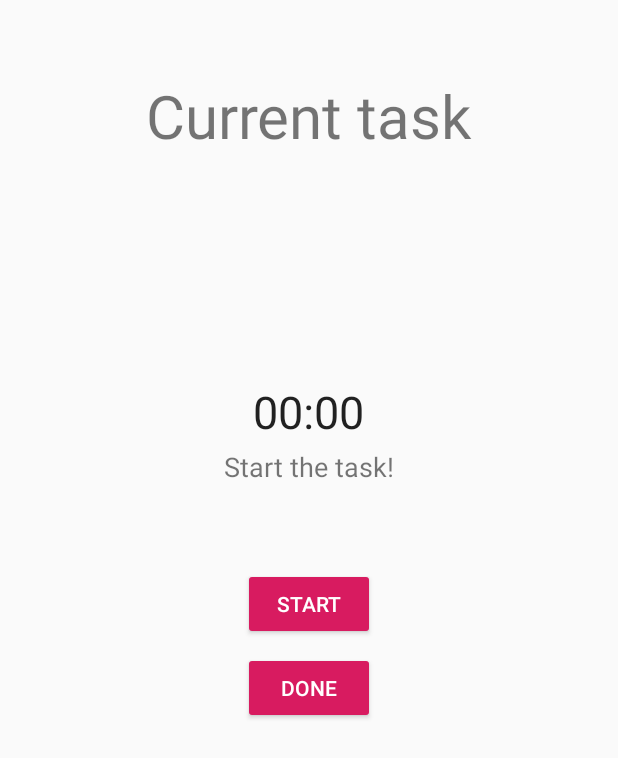
After one commit to P4uL7/TimeTrackingApp, an Android app: the layout fragment_task.xml on its own in the app's theme, with its tools: preview values and no code run, on a phone screen of 412 x 824 dp. The commit adds this screen. Shown: the top 758 px of the screen. Run offline under Robolectric (Android 15) with nearby library versions, the phone set to English and light mode, and no system bars.

Commit message:
Add task fragment.

```diff
--- a/app/src/main/java/com/msa/timetracker/ProfileFragment.java
+++ b/app/src/main/java/com/msa/timetracker/ProfileFragment.java
@@ -26,11 +26,7 @@ public class ProfileFragment extends Fragment implements View.OnClickListener {
     private View v;
     private Button btn_profile;
 
-    public ProfileFragment(FirebaseAuth mAuth, FirebaseUser currentUser, DatabaseReference myRef, FirebaseDatabase database) {
-        this.mAuth = mAuth;
-        this.currentUser = currentUser;
-        this.myRef = myRef;
-        this.database = database;
+    public ProfileFragment() {
     }
 
     @Nullable
--- /dev/null
+++ b/app/src/main/res/layout/fragment_task.xml
@@ -0,0 +1,62 @@
+<?xml version="1.0" encoding="utf-8"?>
+<RelativeLayout xmlns:android="http://schemas.android.com/apk/res/android"
+    android:id="@+id/fragment_container_task"
+    android:layout_width="match_parent"
+    android:layout_height="match_parent"
+    android:orientation="vertical">
+
+    <TextView
+        android:id="@+id/task_title"
+        android:layout_width="wrap_content"
+        android:layout_height="wrap_content"
+        android:layout_alignParentTop="true"
+        android:layout_centerInParent="true"
+        android:layout_gravity="center"
+        android:layout_marginTop="50dp"
+        android:layout_marginBottom="150dp"
+        android:text="Current task"
+        android:textSize="40sp" />
+
+    <Chronometer
+        android:id="@+id/chronometer"
+        android:layout_width="wrap_content"
+        android:layout_height="wrap_content"
+        android:layout_below="@id/task_title"
+        android:layout_centerInParent="true"
+        android:layout_gravity="center"
+        android:textSize="30sp" />
+
+    <TextView
+        android:id="@+id/is_paused"
+        android:layout_width="wrap_content"
+        android:layout_height="wrap_content"
+        android:layout_below="@id/chronometer"
+        android:layout_centerInParent="true"
+        android:layout_gravity="center"
+        android:layout_marginTop="4dp"
+        android:text="Start the task!"
+        android:textSize="18sp" />
+
+    <Button
+        android:id="@+id/start_timer"
+        style="@style/Widget.AppCompat.Button.Colored"
+        android:layout_width="wrap_content"
+        android:layout_height="wrap_content"
+        android:layout_below="@id/is_paused"
+        android:layout_centerInParent="true"
+        android:layout_gravity="center"
+        android:layout_marginTop="55dp"
+        android:text="Start" />
+
+    <Button
+        android:id="@+id/stop_timer"
+        style="@style/Widget.AppCompat.Button.Colored"
+        android:layout_width="wrap_content"
+        android:layout_height="wrap_content"
+        android:layout_below="@id/start_timer"
+        android:layout_centerInParent="true"
+        android:layout_gravity="center"
+        android:layout_marginTop="8dp"
+        android:text="Done" />
+
+</RelativeLayout>
```
Also changed, not shown: app/src/main/java/com/msa/timetracker/DayFragment.java (+15 -52 lines), app/src/main/java/com/msa/timetracker/MainActivity.java (+12 -7 lines), app/src/main/java/com/msa/timetracker/TaskFragment.java (added, +133 -0 lines), app/src/main/res/drawable/ic_task.xml (added, +9 -0 lines), app/src/main/res/layout/fragment_day.xml (+2 -41 lines), app/src/main/res/menu/drawer_menu.xml (+4 -13 lines).
